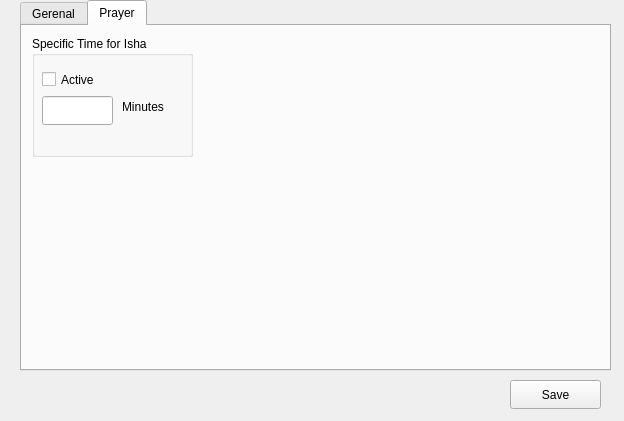
Before: the Qt Designer form settings.ui in OneUmmahTech/Takbeer, drawn with Qt 5.
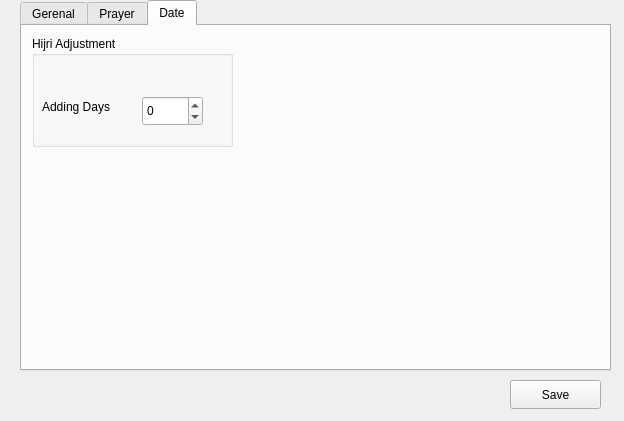
After: the same form once the commit is applied. The open tabs and pages were chosen to show the change.

Diff of the .ui file:
```diff
--- a/settings.ui
+++ b/settings.ui
@@ -123,6 +123,53 @@
      </widget>
     </widget>
    </widget>
+   <widget class="QWidget" name="Date">
+    <attribute name="title">
+     <string>Date</string>
+    </attribute>
+    <widget class="QGroupBox" name="Hijri_Adjustment">
+     <property name="geometry">
+      <rect>
+       <x>10</x>
+       <y>10</y>
+       <width>201</width>
+       <height>111</height>
+      </rect>
+     </property>
+     <property name="title">
+      <string>Hijri Adjustment</string>
+     </property>
+     <widget class="QSpinBox" name="AddingVar">
+      <property name="geometry">
+       <rect>
+        <x>110</x>
+        <y>60</y>
+        <width>61</width>
+        <height>30</height>
+       </rect>
+      </property>
+      <property name="minimum">
+       <number>-33</number>
+      </property>
+      <property name="maximum">
+       <number>32</number>
+      </property>
+     </widget>
+     <widget class="QLabel" name="AddingDayLable">
+      <property name="geometry">
+       <rect>
+        <x>10</x>
+        <y>60</y>
+        <width>101</width>
+        <height>21</height>
+       </rect>
+      </property>
+      <property name="text">
+       <string>Adding Days</string>
+      </property>
+     </widget>
+    </widget>
+   </widget>
   </widget>
   <widget class="QPushButton" name="save_push">
    <property name="geometry">
```
Left out of the diff: 6 changed lines with no effect on the pictures.
